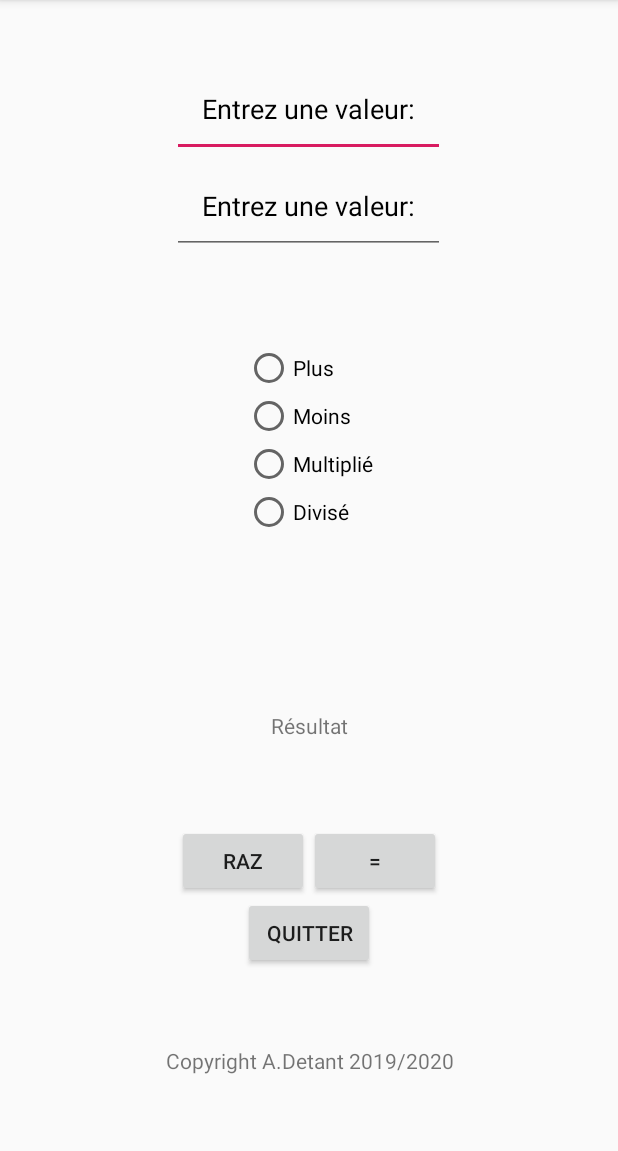
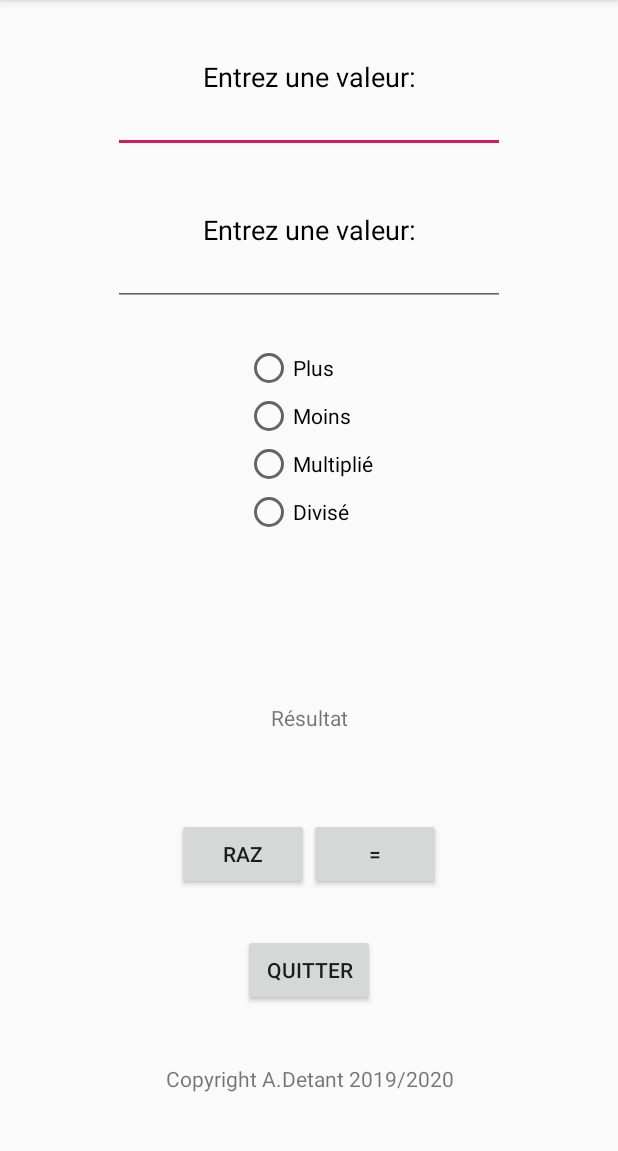
Before and after one commit to ArthurDetant/Android, an Android app: the screen it shows after launch (MainActivity), on a phone screen of 412 x 824 dp, the part 84-1235 px from its top. Run offline under Robolectric (Android 15) with nearby library versions, the phone set to English and light mode, and no system bars.

Commit message:
update calculette

```diff
--- a/CalcDetant/app/src/main/java/com/example/calcdetant/MainActivity.java
+++ b/CalcDetant/app/src/main/java/com/example/calcdetant/MainActivity.java
@@ -114,6 +114,10 @@ public class MainActivity extends AppCompatActivity {
                 Numero1.setText(null);
                 Numero2.setText(null);
                 Resultat.setText("Résultat");
+                Plus.setChecked(false);
+                Moins.setChecked(false);
+                Multiplie.setChecked(false);
+                Divise.setChecked(false);
 
             }
         });
--- a/CalcDetant/app/src/main/res/drawable/ic_launcher_background.xml
+++ b/CalcDetant/app/src/main/res/drawable/ic_launcher_background.xml
@@ -1,10 +1,11 @@
 <?xml version="1.0" encoding="utf-8"?>
-<vector
+<vector xmlns:android="http://schemas.android.com/apk/res/android"
+    android:width="108dp"
     android:height="108dp"
-    android:width="108dp"
-    android:viewportHeight="108"
-    android:viewportWidth="108"
-    xmlns:android="http://schemas.android.com/apk/res/android">
+    android:viewportWidth="981.8182"
+    android:viewportHeight="981.8182">
+  <group android:translateX="436.9091"
+      android:translateY="436.9091">
       <path android:fillColor="#008577"
             android:pathData="M0,0h108v108h-108z"/>
       <path android:fillColor="#00000000" android:pathData="M9,0L9,108"
@@ -71,4 +72,5 @@
             android:strokeColor="#33FFFFFF" android:strokeWidth="0.8"/>
       <path android:fillColor="#00000000" android:pathData="M79,19L79,89"
             android:strokeColor="#33FFFFFF" android:strokeWidth="0.8"/>
+  </group>
 </vector>
--- a/CalcDetant/app/src/main/res/layout/activity_main.xml
+++ b/CalcDetant/app/src/main/res/layout/activity_main.xml
@@ -10,61 +10,71 @@
         android:layout_width="match_parent"
         android:layout_height="match_parent"
         android:orientation="vertical"
-        android:paddingTop="40dp"
         android:gravity="center">
 
     <EditText
-        android:layout_width="wrap_content"
+        android:layout_width="match_parent"
         android:layout_height="wrap_content"
         android:id="@+id/num1"
-        android:padding="20dp"
+        android:padding="10dp"
+        android:layout_weight="1"
         android:hint="Entrez une valeur:"
         android:textColorHint="#000"
+        android:inputType="numberDecimal"
+        android:layout_marginStart="75dp"
+        android:layout_marginEnd="75dp"
+        android:gravity="center"
         />
     <EditText
-        android:layout_width="wrap_content"
+        android:layout_width="match_parent"
         android:layout_height="wrap_content"
         android:id="@+id/num2"
-        android:padding="20dp"
+        android:padding="10dp"
+        android:layout_weight="1"
         android:hint="Entrez une valeur:"
         android:textColorHint="#000"
+        android:inputType="numberDecimal"
+        android:layout_marginStart="75dp"
+        android:layout_marginEnd="75dp"
+        android:gravity="center"
         />
 
         <RadioGroup
             android:layout_width="wrap_content"
             android:layout_height="wrap_content"
             android:orientation="vertical"
-            android:padding="60dp"
+            android:layout_weight="1"
+            android:padding="25dp"
             android:layout_gravity="center">
 
 
             <RadioButton
-                android:layout_width="wrap_content"
+                android:layout_width="match_parent"
                 android:layout_height="wrap_content"
                 android:id="@+id/radio_plus"
                 android:text="Plus"
                 android:onClick="buttonclicked"/>
                 />
             <RadioButton
-                android:layout_width="wrap_content"
+                android:layout_width="match_parent"
                 android:layout_height="wrap_content"
                 android:id="@+id/radio_moins"
                 android:text="Moins"
                 android:onClick="buttonclicked"/>
                 />
             <RadioButton
-                android:layout_width="wrap_content"
+                android:layout_width="match_parent"
                 android:layout_height="wrap_content"
                 android:id="@+id/radio_multiplie"
                 android:text="Multiplié"
                 android:onClick="buttonclicked"/>
                 />
             <RadioButton
-                android:layout_width="wrap_content"
+                android:layout_width="match_parent"
                 android:layout_height="wrap_content"
                 android:id="@+id/radio_divise"
                 android:text="Divisé"
-                android:onClick="buttonclicked"/>1
+                android:onClick="buttonclicked"/>
                 />
 
         </RadioGroup>
@@ -72,15 +82,16 @@
         <TextView android:id="@+id/resultat"
             android:layout_width="match_parent"
             android:layout_height="wrap_content"
+            android:gravity="center"
+            android:text="@string/result"
             android:layout_weight="1"
-            android:gravity="center"
-            android:padding="15dp"
-            android:text="@string/result"/>
+            />
 
         <LinearLayout
             android:layout_width="match_parent"
             android:layout_height="wrap_content"
             android:orientation="horizontal"
+            android:layout_weight="1"
             android:gravity="center">
             <Button
                 android:id="@+id/button_raz"
@@ -106,11 +117,11 @@
         <TextView
             android:layout_width="match_parent"
             android:layout_height="wrap_content"
-            android:layout_weight="1"
             android:gravity="center"
             android:padding="10dp"
+            android:layout_weight="1"
             android:text="Copyright A.Detant 2019/2020"
-             />
+           />
 
     </LinearLayout>
 </androidx.constraintlayout.widget.ConstraintLayout>
```
Also changed, not shown: CalcDetant/app/src/main/ic_launcher-web.png, CalcDetant/app/src/main/res/mipmap-hdpi/ic_launcher.png, CalcDetant/app/src/main/res/mipmap-hdpi/ic_launcher_round.png, CalcDetant/app/src/main/res/mipmap-hdpi/icon_calc.png, CalcDetant/app/src/main/res/mipmap-mdpi/ic_launcher.png, CalcDetant/app/src/main/res/mipmap-mdpi/ic_launcher_round.png, CalcDetant/app/src/main/res/mipmap-mdpi/icon_calc.png, CalcDetant/app/src/main/res/mipmap-xhdpi/ic_launcher.png, CalcDetant/app/src/main/res/mipmap-xhdpi/ic_launcher_round.png, CalcDetant/app/src/main/res/mipmap-xhdpi/icon_calc.png, CalcDetant/app/src/main/res/mipmap-xxhdpi/ic_launcher.png, CalcDetant/app/src/main/res/mipmap-xxhdpi/ic_launcher_round.png, CalcDetant/app/src/main/res/mipmap-xxhdpi/icon_calc.png, CalcDetant/app/src/main/res/mipmap-xxxhdpi/ic_launcher.png, 2 more files. Lines whose indentation alone changed are shown as unchanged.
